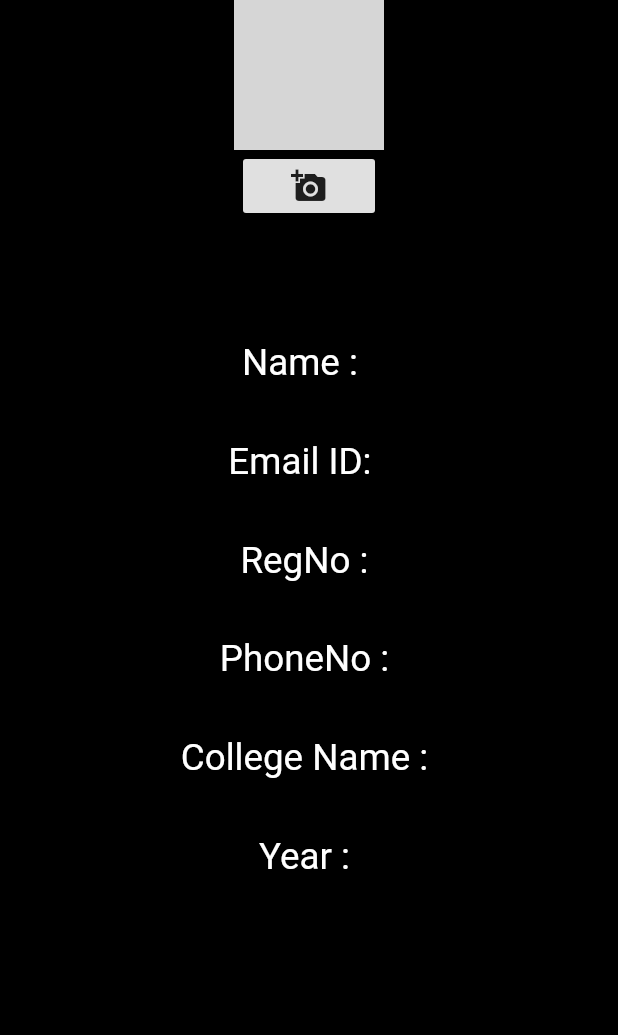
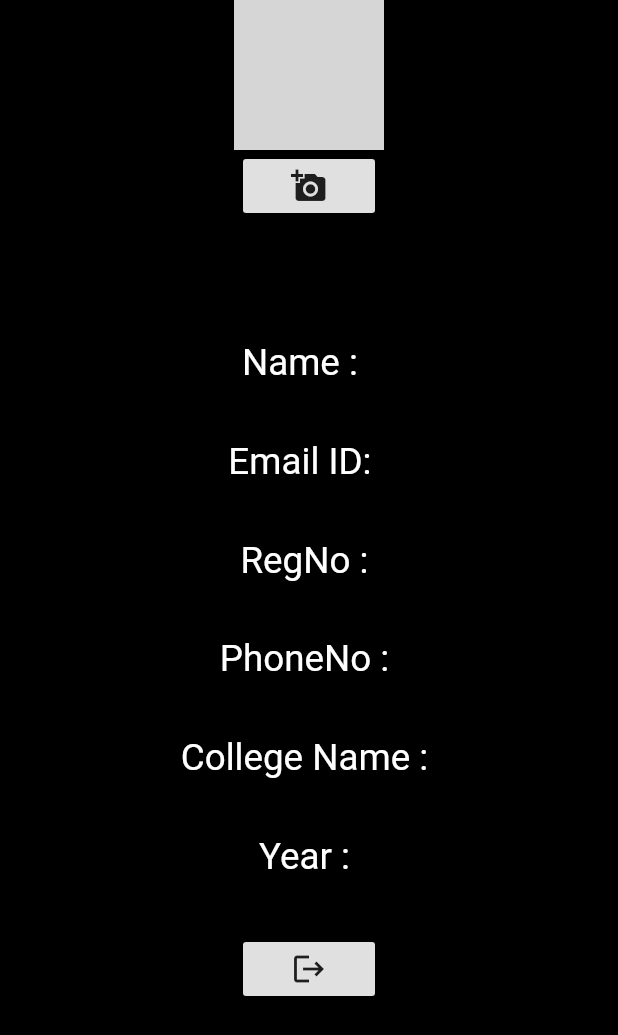
Before and after one commit to ParthPandey2236/Portfolio, a Flutter app: the Profile screen opened directly, on a phone screen of 412 x 824 dp. Shown: the top 1035 px of the screen. Run offline on Flutter 3.47's test engine with Material 2 defaults, Android fonts, the phone set to English and light mode, and no system bars; our stand-ins replace cloud_firestore, firebase_auth, firebase_core, firebase_storage, image_cropper, image_picker; accounts and stored records are empty; network calls fail; grey boxes are pictures that could not be loaded.

Commit message:
Update Profile.dart

```diff
--- a/lib/Profile.dart
+++ b/lib/Profile.dart
@@ -195,6 +195,14 @@ class _ProfileState extends State<Profile> {
                   Text('College Name : ${CollegeID}',style: TextStyle(color: Colors.white,fontSize: MediaQuery.of(context).size.height/33.6)),
                   SizedBox(height: MediaQuery.of(context).size.height/22.4,),
                   Text('Year : ${Year}',style: TextStyle(color: Colors.white,fontSize: MediaQuery.of(context).size.height/33.6)),
+                  SizedBox(height: MediaQuery.of(context).size.height/22.4,),
+                  RaisedButton(
+                      child: Icon(Icons.logout),
+                      onPressed: () async{
+                        await FirebaseAuth.instance.signOut();
+                        Navigator.pushReplacement(context, MaterialPageRoute(builder: (context)=>Login()));
+                      },
+                    )
                 ],
               ),
             ),
```
